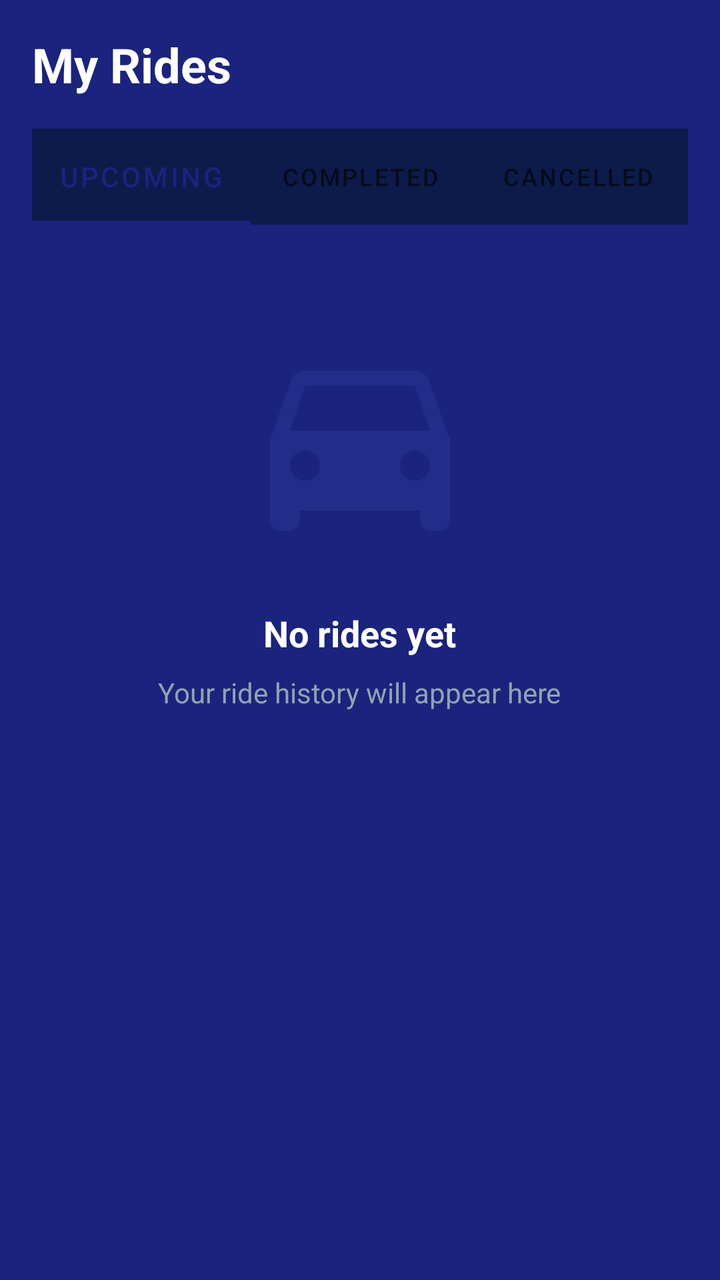
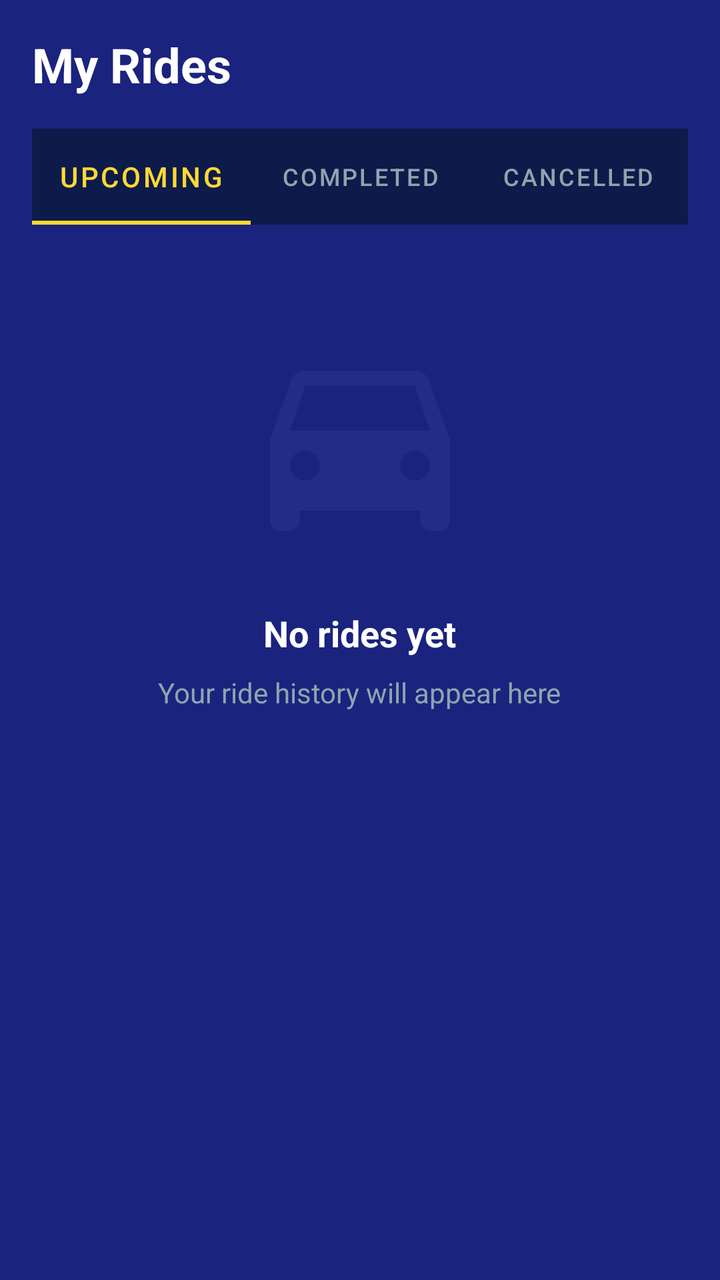

An Android layout rendered at two revisions. The XML below is the earlier revision; the diff shows what the commit changed to produce the second picture.
<!-- AndroidManifest.xml: application theme Theme.MinTaxis -->
<!-- res/layout/fragment_rides.xml -->
<?xml version="1.0" encoding="utf-8"?>
<ScrollView 
    xmlns:android="http://schemas.android.com/apk/res/android"
    xmlns:app="http://schemas.android.com/apk/res-auto"
    android:layout_width="match_parent"
    android:layout_height="match_parent"
    android:background="@color/mintaxis_navy">

    <androidx.constraintlayout.widget.ConstraintLayout
        android:layout_width="match_parent"
        android:layout_height="wrap_content"
        android:padding="16dp">

        
        <TextView
            android:id="@+id/ridesTitle"
            android:layout_width="wrap_content"
            android:layout_height="wrap_content"
            android:text="My Rides"
            android:textColor="@color/mintaxis_text_primary"
            android:textSize="24sp"
            android:textStyle="bold"
            app:layout_constraintStart_toStartOf="parent"
            app:layout_constraintTop_toTopOf="parent" />

        
        <com.google.android.material.tabs.TabLayout
            android:id="@+id/tabLayout"
            android:layout_width="0dp"
            android:layout_height="wrap_content"
            android:layout_marginTop="16dp"
            android:background="@color/mintaxis_navy_dark"
            android:tabIndicatorColor="@color/mintaxis_yellow"
            android:tabSelectedTextColor="@color/mintaxis_yellow"
            android:tabTextColor="@color/mintaxis_text_muted"
            app:layout_constraintEnd_toEndOf="parent"
            app:layout_constraintStart_toStartOf="parent"
            app:layout_constraintTop_toBottomOf="@id/ridesTitle">

            <com.google.android.material.tabs.TabItem
                android:layout_width="wrap_content"
                android:layout_height="wrap_content"
                android:text="Upcoming" />

            <com.google.android.material.tabs.TabItem
                android:layout_width="wrap_content"
                android:layout_height="wrap_content"
                android:text="Completed" />

            <com.google.android.material.tabs.TabItem
                android:layout_width="wrap_content"
                android:layout_height="wrap_content"
                android:text="Cancelled" />

        </com.google.android.material.tabs.TabLayout>

        
        <LinearLayout
            android:id="@+id/emptyState"
            android:layout_width="0dp"
            android:layout_height="wrap_content"
            android:orientation="vertical"
            android:gravity="center"
            android:padding="48dp"
            app:layout_constraintEnd_toEndOf="parent"
            app:layout_constraintStart_toStartOf="parent"
            app:layout_constraintTop_toBottomOf="@id/tabLayout">

            <ImageView
                android:layout_width="120dp"
                android:layout_height="120dp"
                android:src="@drawable/ic_car"
                android:tint="@color/mintaxis_navy_light"
                android:alpha="0.5" />

            <TextView
                android:layout_width="wrap_content"
                android:layout_height="wrap_content"
                android:text="No rides yet"
                android:textColor="@color/mintaxis_text_primary"
                android:textSize="18sp"
                android:textStyle="bold"
                android:layout_marginTop="24dp" />

            <TextView
                android:layout_width="wrap_content"
                android:layout_height="wrap_content"
                android:text="Your ride history will appear here"
                android:textColor="@color/mintaxis_text_muted"
                android:textSize="14sp"
                android:layout_marginTop="8dp" />

        </LinearLayout>

    </androidx.constraintlayout.widget.ConstraintLayout>
</ScrollView>
<!-- resources referenced by this layout -->
<resources>
  <color name="mintaxis_navy">#1A237E</color>
  <color name="mintaxis_navy_dark">#0D1B4A</color>
  <color name="mintaxis_navy_light">#283593</color>
  <color name="mintaxis_text_muted">#90A4AE</color>
  <color name="mintaxis_text_primary">#FFFFFF</color>
  <color name="mintaxis_yellow">#FDD835</color>
  <!-- drawable ic_car (drawable) -->
  <vector xmlns:android="http://schemas.android.com/apk/res/android"
      android:width="24dp"
      android:height="24dp"
      android:viewportWidth="24"
      android:viewportHeight="24">
      <path
          android:fillColor="#FFFFFF"
          android:pathData="M18.92,6.01C18.72,5.42 18.16,5 17.5,5h-11c-0.66,0 -1.21,0.42 -1.42,1.01L3,12v8c0,0.55 0.45,1 1,1h1c0.55,0 1,-0.45 1,-1v-1h12v1c0,0.55 0.45,1 1,1h1c0.55,0 1,-0.45 1,-1v-8l-2.08,-5.99zM6.5,16c-0.83,0 -1.5,-0.67 -1.5,-1.5S5.67,13 6.5,13s1.5,0.67 1.5,1.5S7.33,16 6.5,16zM17.5,16c-0.83,0 -1.5,-0.67 -1.5,-1.5s0.67,-1.5 1.5,-1.5 1.5,0.67 1.5,1.5 -0.67,1.5 -1.5,1.5zM5,11l1.5,-4.5h11L19,11H5z"/>
  </vector>
  <style name="Theme.MinTaxis" parent="Theme.MaterialComponents.DayNight.NoActionBar">
          
          <item name="colorPrimary">@color/mintaxis_navy</item>
          <item name="colorPrimaryDark">@color/mintaxis_navy_dark</item>
          <item name="colorAccent">@color/mintaxis_yellow</item>
          
          
          <item name="android:windowBackground">@color/mintaxis_background</item>
          <item name="android:statusBarColor">@color/mintaxis_navy_dark</item>
          <item name="android:navigationBarColor">@color/mintaxis_navy_dark</item>
          
          
          <item name="android:textColorPrimary">@color/mintaxis_text_primary</item>
          <item name="android:textColorSecondary">@color/mintaxis_text_secondary</item>
          
          
          <item name="colorButtonNormal">@color/mintaxis_yellow</item>
          <item name="colorControlNormal">@color/mintaxis_text_secondary</item>
          <item name="colorControlActivated">@color/mintaxis_yellow</item>
      </style>
  <color name="mintaxis_background">#1A237E</color>
  <color name="mintaxis_text_secondary">#CFD8DC</color>
</resources>

<!-- the commit's change to res/layout/fragment_rides.xml (unified diff, before → after) -->
@@ -30,9 +30,9 @@
             android:layout_height="wrap_content"
             android:layout_marginTop="16dp"
             android:background="@color/mintaxis_navy_dark"
-            android:tabIndicatorColor="@color/mintaxis_yellow"
-            android:tabSelectedTextColor="@color/mintaxis_yellow"
-            android:tabTextColor="@color/mintaxis_text_muted"
+            app:tabIndicatorColor="@color/mintaxis_yellow"
+            app:tabSelectedTextColor="@color/mintaxis_yellow"
+            app:tabTextColor="@color/mintaxis_text_muted"
             app:layout_constraintEnd_toEndOf="parent"
             app:layout_constraintStart_toStartOf="parent"
             app:layout_constraintTop_toBottomOf="@id/ridesTitle">
